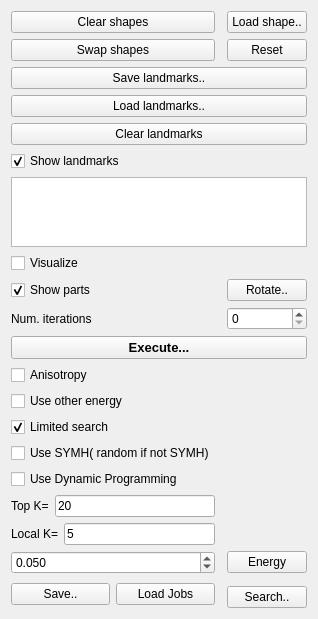
Old version of the form ddtt/experiment/experiment-widget.ui in the repository ialhashim/ddtt-dev.
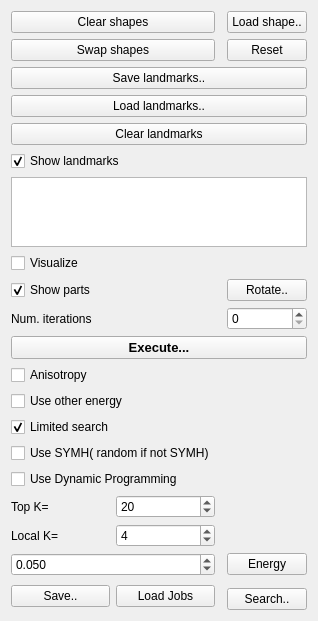
New version of the form.

Patch:
```diff
--- a/ddtt/experiment/experiment-widget.ui
+++ b/ddtt/experiment/experiment-widget.ui
@@ -259,15 +259,12 @@
       </widget>
      </item>
      <item>
-      <widget class="QLineEdit" name="dpTopK">
-       <property name="inputMethodHints">
-        <set>Qt::ImhDigitsOnly</set>
+      <widget class="QSpinBox" name="dpTopK">
+       <property name="maximum">
+        <number>100000</number>
        </property>
-       <property name="inputMask">
-        <string/>
-       </property>
-       <property name="text">
-        <string>20</string>
+       <property name="value">
+        <number>20</number>
        </property>
       </widget>
      </item>
@@ -286,15 +283,12 @@
       </widget>
      </item>
      <item>
-      <widget class="QLineEdit" name="dpTopK_2">
-       <property name="inputMethodHints">
-        <set>Qt::ImhDigitsOnly</set>
+      <widget class="QSpinBox" name="dpTopK_2">
+       <property name="maximum">
+        <number>1000</number>
        </property>
-       <property name="inputMask">
-        <string/>
-       </property>
-       <property name="text">
-        <string>5</string>
+       <property name="value">
+        <number>4</number>
        </property>
       </widget>
      </item>
```
